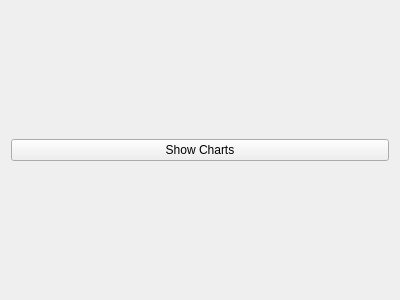
Above: reports.ui from WeWeBunnyX/HotelReservationSQL_Application before the change. Below: the same form after it.
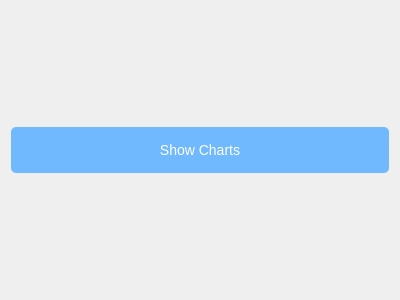
That is the form after the change.

The edit to the form file:
```diff
--- a/reports.ui
+++ b/reports.ui
@@ -12,6 +12,33 @@
   <property name="windowTitle">
    <string>Reports</string>
   </property>
+  <property name="styleSheet">
+   <string notr="true">Reports {
+    background-color: #f0f0f0;
+    color: #333333;
+    font-family: 'Segoe UI', Arial, sans-serif;
+    font-size: 13px;
+}
+
+QPushButton {
+    background-color: #70B9FE;
+    color: #ffffff;
+    border: none;
+    border-radius: 5px;
+    padding: 8px 15px;
+    font-size: 14px;
+    min-height: 30px;
+    min-width: 150px;
+}
+
+QPushButton:hover {
+    background-color: #5aa9fe;
+}
+
+QPushButton:pressed {
+    background-color: #4a99fe;
+}</string>
+  </property>
   <layout class="QVBoxLayout" name="verticalLayout">
    <item>
     <widget class="QPushButton" name="showChartsButton">
```
Left out of the diff: 1 changed line with no effect on the pictures.
